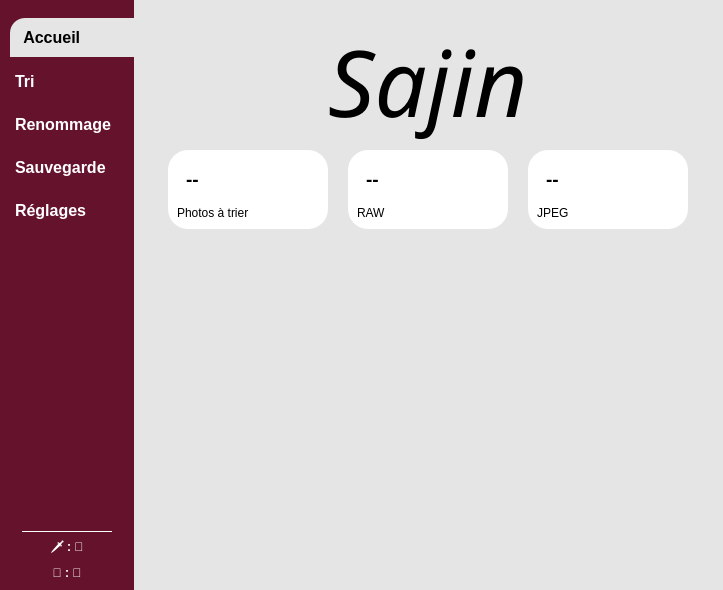
Above: ressources/ui/homepage.ui from leo-vallat/Sajin before the change. Below: the same form after it.
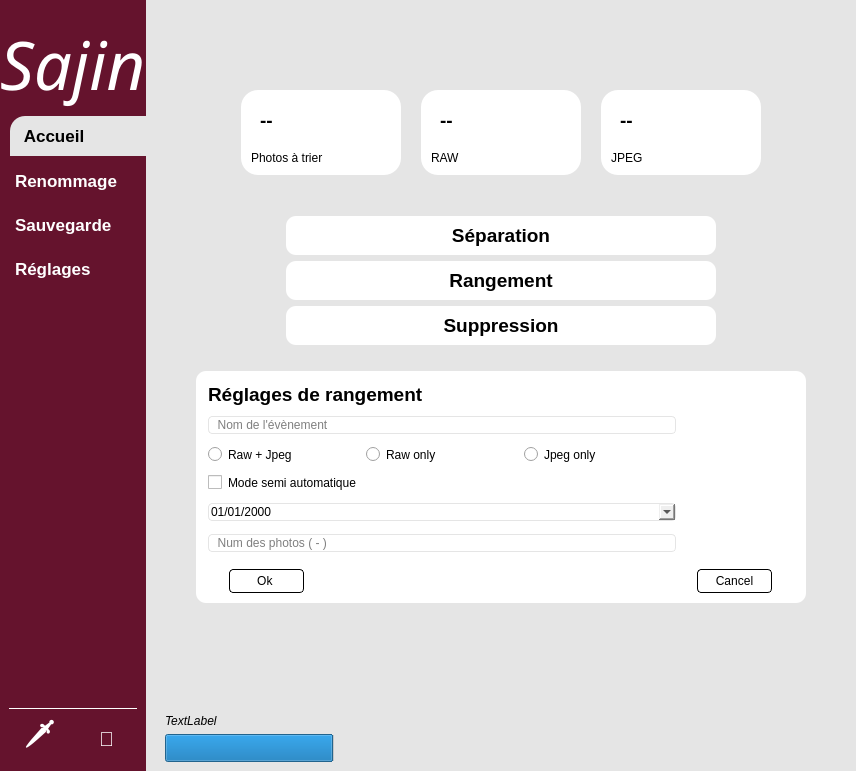
That is the form after the change.

Commit message: feature(ui): refonte simple de l'interface graphique. Suppression de la page Tri et déplacement des fonctionnalités sur la page d'acceuil

What changed in the file:
```diff
--- a/ressources/ui/homepage.ui
+++ b/ressources/ui/homepage.ui
@@ -6,8 +6,8 @@
    <rect>
     <x>0</x>
     <y>0</y>
-    <width>723</width>
-    <height>590</height>
+    <width>856</width>
+    <height>771</height>
    </rect>
   </property>
   <property name="sizePolicy">
@@ -29,6 +29,9 @@
 	padding: 9px 5px;
 	text-align: left;
 }
+#headerLabel{
+	color: #ffffff;
+}
 #sidebarWidget{
 	background-color: #65132d;
 }
@@ -38,7 +41,7 @@
 	text-align: left;
 	border-top-left-radius: 15px;
 }
-#reglagesBtn, #renommageBtn, #sauvegardeBtn, #triBtn{
+#reglagesBtn, #renommageBtn, #sauvegardeBtn{
 	color: #ffffff;
 }
 #statusHLine{
@@ -54,7 +57,47 @@
 }
 #card1, #card2, #card3{
 	background-color:#ffffff;
-	border-radius:20px;
+	border-radius:17px;
+}
+#separationBtn, #coherenceBtn, #rangementBtn, #suppressionBtn{
+	background-color: white;
+	color: black;
+	border-radius: 10px;
+	text-align: center;
+}
+#separationBtn:pressed, #coherenceBtn:pressed, #rangementBtn:pressed, #suppressionBtn:pressed{
+	background-color: #5a0022;
+	color: white;
+	text-align: center;
+}
+#separationBtn:disabled, #coherenceBtn:disabled, #rangementBtn:disabled, #suppressionBtn:disabled{
+	color: #e5e5e5;
+}
+#settingsWidget{
+	background-color:#ffffff;
+	border-radius:10px;
+}
+#progressBar{
+	background-color: #e5e5e5;
+}
+#eventNameLine, #nPicLine, #dateEdit{
+	border: 1px solid #e5e5e5;
+	border-radius: 4px;
+}
+#okBtn, #cancelBtn{
+	border: 1px solid black;
+	border-radius: 4px;
+	text-align: center;
+	padding: 4px;
+}
+#okBtn:disabled, #cancelBtn:disabled{
+	border: 1px solid #e5e5e5;
+	color: #e5e5e5;
+}
+#okBtn:pressed, #cancelBtn:pressed{
+	border: 1px solid  #65132d;
+	background-color: #65132d;
+	color: white;
 }</string>
    </property>
    <layout class="QHBoxLayout" name="horizontalLayout">
@@ -97,6 +140,58 @@
        <property name="bottomMargin">
         <number>0</number>
        </property>
+       <item>
+        <widget class="QWidget" name="headerFrame" native="true">
+         <layout class="QHBoxLayout" name="horizontalLayout_2">
+          <property name="leftMargin">
+           <number>0</number>
+          </property>
+          <property name="topMargin">
+           <number>18</number>
+          </property>
+          <property name="rightMargin">
+           <number>0</number>
+          </property>
+          <property name="bottomMargin">
+           <number>0</number>
+          </property>
+          <item alignment="Qt::AlignHCenter">
+           <widget class="QLabel" name="headerLabel">
+            <property name="sizePolicy">
+             <sizepolicy hsizetype="Preferred" vsizetype="Preferred">
+              <horstretch>0</horstretch>
+              <verstretch>0</verstretch>
+             </sizepolicy>
+            </property>
+            <property name="font">
+             <font>
+              <family>Savoye LET</family>
+              <pointsize>50</pointsize>
+              <weight>50</weight>
+              <italic>true</italic>
+              <bold>false</bold>
+             </font>
+            </property>
+            <property name="text">
+             <string>Sajin</string>
+            </property>
+            <property name="textFormat">
+             <enum>Qt::AutoText</enum>
+            </property>
+            <property name="scaledContents">
+             <bool>false</bool>
+            </property>
+            <property name="wordWrap">
+             <bool>false</bool>
+            </property>
+            <property name="textInteractionFlags">
+             <set>Qt::NoTextInteraction</set>
+            </property>
+           </widget>
+          </item>
+         </layout>
+        </widget>
+       </item>
        <item>
         <widget class="QFrame" name="menuFrame">
          <property name="sizePolicy">
@@ -119,7 +214,7 @@
            <number>10</number>
           </property>
           <property name="topMargin">
-           <number>18</number>
+           <number>0</number>
           </property>
           <property name="rightMargin">
            <number>0</number>
@@ -131,7 +226,7 @@
            <widget class="QPushButton" name="accueilBtn">
             <property name="font">
              <font>
-              <pointsize>12</pointsize>
+              <pointsize>13</pointsize>
               <weight>75</weight>
               <bold>true</bold>
              </font>
@@ -147,25 +242,11 @@
             </property>
            </widget>
           </item>
-          <item>
-           <widget class="QPushButton" name="triBtn">
-            <property name="font">
-             <font>
-              <pointsize>12</pointsize>
-              <weight>75</weight>
-              <bold>true</bold>
-             </font>
-            </property>
-            <property name="text">
-             <string>Tri</string>
-            </property>
-           </widget>
-          </item>
           <item>
            <widget class="QPushButton" name="renommageBtn">
             <property name="font">
              <font>
-              <pointsize>12</pointsize>
+              <pointsize>13</pointsize>
               <weight>75</weight>
               <bold>true</bold>
              </font>
@@ -179,7 +260,7 @@
            <widget class="QPushButton" name="sauvegardeBtn">
             <property name="font">
              <font>
-              <pointsize>12</pointsize>
+              <pointsize>13</pointsize>
               <weight>75</weight>
               <bold>true</bold>
              </font>
@@ -199,7 +280,7 @@
             </property>
             <property name="font">
              <font>
-              <pointsize>12</pointsize>
+              <pointsize>13</pointsize>
               <weight>75</weight>
               <bold>true</bold>
              </font>
@@ -212,7 +293,7 @@
          </layout>
         </widget>
        </item>
-       <item alignment="Qt::AlignHCenter">
+       <item>
         <widget class="QFrame" name="statusFrame">
          <property name="sizePolicy">
           <sizepolicy hsizetype="Preferred" vsizetype="Preferred">
@@ -277,35 +358,88 @@
            </widget>
           </item>
           <item>
-           <widget class="QLabel" name="extStoStatusLabel">
+           <widget class="QFrame" name="storageStatusFrame">
             <property name="minimumSize">
              <size>
-              <width>84</width>
+              <width>0</width>
               <height>16</height>
              </size>
             </property>
-            <property name="text">
-             <string>🗡️ : 🔴</string>
+            <property name="frameShape">
+             <enum>QFrame::StyledPanel</enum>
             </property>
-            <property name="alignment">
-             <set>Qt::AlignCenter</set>
+            <property name="frameShadow">
+             <enum>QFrame::Raised</enum>
             </property>
-           </widget>
-          </item>
-          <item>
-           <widget class="QLabel" name="camStoStatusLabel">
-            <property name="minimumSize">
-             <size>
-              <width>84</width>
-              <height>16</height>
-             </size>
-            </property>
-            <property name="text">
-             <string>💾 : 🔴</string>
-            </property>
-            <property name="alignment">
-             <set>Qt::AlignCenter</set>
-            </property>
+            <layout class="QHBoxLayout" name="horizontalLayout_5">
+             <property name="leftMargin">
+              <number>0</number>
+             </property>
+             <property name="topMargin">
+              <number>0</number>
+             </property>
+             <property name="rightMargin">
+              <number>0</number>
+             </property>
+             <property name="bottomMargin">
+              <number>0</number>
+             </property>
+             <item>
+              <widget class="QLabel" name="extStoStatusLabel">
+               <property name="minimumSize">
+                <size>
+                 <width>51</width>
+                 <height>16</height>
+                </size>
+               </property>
+               <property name="font">
+                <font>
+                 <pointsize>20</pointsize>
+                 <weight>75</weight>
+                 <bold>true</bold>
+                </font>
+               </property>
+               <property name="text">
+                <string>🗡️</string>
+               </property>
+               <property name="alignment">
+                <set>Qt::AlignCenter</set>
+               </property>
+              </widget>
+             </item>
+             <item>
+              <widget class="QLabel" name="camStoStatusLabel">
+               <property name="enabled">
+                <bool>true</bool>
+               </property>
+               <property name="sizePolicy">
+                <sizepolicy hsizetype="Preferred" vsizetype="Preferred">
+                 <horstretch>0</horstretch>
+                 <verstretch>0</verstretch>
+                </sizepolicy>
+               </property>
+               <property name="minimumSize">
+                <size>
+                 <width>51</width>
+                 <height>16</height>
+                </size>
+               </property>
+               <property name="font">
+                <font>
+                 <pointsize>15</pointsize>
+                 <weight>75</weight>
+                 <bold>true</bold>
+                </font>
+               </property>
+               <property name="text">
+                <string>💾</string>
+               </property>
+               <property name="alignment">
+                <set>Qt::AlignCenter</set>
+               </property>
+              </widget>
+             </item>
+            </layout>
            </widget>
           </item>
          </layout>
@@ -335,52 +469,6 @@
        <property name="bottomMargin">
         <number>0</number>
        </property>
-       <item alignment="Qt::AlignTop">
-        <widget class="QWidget" name="headerFrame" native="true">
-         <layout class="QHBoxLayout" name="horizontalLayout_2">
-          <property name="leftMargin">
-           <number>0</number>
-          </property>
-          <property name="topMargin">
-           <number>18</number>
-          </property>
-          <property name="rightMargin">
-           <number>0</number>
-          </property>
-          <property name="bottomMargin">
-           <number>0</number>
-          </property>
-          <item alignment="Qt::AlignHCenter">
-           <widget class="QLabel" name="headerLabel">
-            <property name="sizePolicy">
-             <sizepolicy hsizetype="Preferred" vsizetype="Preferred">
-              <horstretch>0</horstretch>
-              <verstretch>0</verstretch>
-             </sizepolicy>
-            </property>
-            <property name="font">
-             <font>
-              <family>Savoye LET</family>
-              <pointsize>69</pointsize>
-              <weight>50</weight>
-              <italic>true</italic>
-              <bold>false</bold>
-             </font>
-            </property>
-            <property name="text">
-             <string>Sajin</string>
-            </property>
-            <property name="textFormat">
-             <enum>Qt::AutoText</enum>
-            </property>
-            <property name="scaledContents">
-             <bool>false</bool>
-            </property>
-           </widget>
-          </item>
-         </layout>
-        </widget>
-       </item>
        <item alignment="Qt::AlignHCenter">
         <widget class="QWidget" name="cardsFrame" native="true">
          <property name="sizePolicy">
@@ -394,13 +482,13 @@
            <number>20</number>
           </property>
           <property name="leftMargin">
-           <number>0</number>
+           <number>50</number>
           </property>
           <property name="topMargin">
-           <number>0</number>
+           <number>90</number>
           </property>
           <property name="rightMargin">
-           <number>0</number>
+           <number>50</number>
           </property>
           <property name="bottomMargin">
            <number>5</number>
@@ -426,6 +514,21 @@
              <enum>QFrame::Raised</enum>
             </property>
             <layout class="QVBoxLayout" name="verticalLayout_2">
+             <property name="spacing">
+              <number>10</number>
+             </property>
+             <property name="leftMargin">
+              <number>10</number>
+             </property>
+             <property name="topMargin">
+              <number>10</number>
+             </property>
+             <property name="rightMargin">
+              <number>10</number>
+             </property>
+             <property name="bottomMargin">
+              <number>10</number>
+             </property>
              <item alignment="Qt::AlignTop">
               <widget class="QFrame" name="card1Frame">
                <property name="frameShape">
@@ -452,7 +555,7 @@
                </layout>
               </widget>
              </item>
-             <item alignment="Qt::AlignTop">
+             <item>
               <widget class="QLabel" name="card1Label">
                <property name="text">
                 <string>Photos à trier</string>
@@ -483,6 +586,21 @@
              <enum>QFrame::Raised</enum>
             </property>
             <layout class="QVBoxLayout" name="verticalLayout_3">
+             <property name="spacing">
+              <number>10</number>
+             </property>
+             <property name="leftMargin">
+              <number>10</number>
+             </property>
+             <property name="topMargin">
+              <number>10</number>
+             </property>
+             <property name="rightMargin">
+              <number>10</number>
+             </property>
+             <property name="bottomMargin">
+              <number>10</number>
+             </property>
              <item alignment="Qt::AlignTop">
               <widget class="QFrame" name="card2Frame">
                <property name="frameShape">
@@ -509,7 +627,7 @@
                </layout>
               </widget>
              </item>
-             <item alignment="Qt::AlignTop">
+             <item>
               <widget class="QLabel" name="card2Label">
                <property name="text">
                 <string>RAW</string>
@@ -540,6 +658,21 @@
              <enum>QFrame::Raised</enum>
             </property>
             <layout class="QVBoxLayout" name="verticalLayout_4">
+             <property name="spacing">
+              <number>10</number>
+             </property>
+             <property name="leftMargin">
+              <number>10</number>
+             </property>
+             <property name="topMargin">
+              <number>10</number>
+             </property>
+             <property name="rightMargin">
+              <number>10</number>
+             </property>
+             <property name="bottomMargin">
+              <number>10</number>
+             </property>
              <item alignment="Qt::AlignTop">
               <widget class="QFrame" name="card3Frame">
                <property name="frameShape">
@@ -566,7 +699,7 @@
                </layout>
               </widget>
              </item>
-             <item alignment="Qt::AlignTop">
+             <item>
               <widget class="QLabel" name="card3Label">
                <property name="text">
                 <string>JPEG</string>
@@ -585,16 +718,566 @@
           <enum>Qt::Vertical</enum>
          </property>
          <property name="sizeType">
-          <enum>QSizePolicy::Expanding</enum>
+          <enum>QSizePolicy::Fixed</enum>
          </property>
          <property name="sizeHint" stdset="0">
           <size>
            <width>20</width>
-           <height>40</height>
+           <height>20</height>
           </size>
          </property>
         </spacer>
        </item>
+       <item>
+        <widget class="QFrame" name="bodyFrame">
+         <property name="sizePolicy">
+          <sizepolicy hsizetype="Preferred" vsizetype="Preferred">
+           <horstretch>0</horstretch>
+           <verstretch>0</verstretch>
+          </sizepolicy>
+         </property>
+         <property name="minimumSize">
+          <size>
+           <width>0</width>
+           <height>0</height>
+          </size>
+         </property>
+         <layout class="QVBoxLayout" name="verticalLayout_7">
+          <property name="leftMargin">
+           <number>10</number>
+          </property>
+          <property name="topMargin">
+           <number>10</number>
+          </property>
+          <property name="rightMargin">
+           <number>10</number>
+          </property>
+          <property name="bottomMargin">
+           <number>10</number>
+          </property>
+          <item>
+           <widget class="QFrame" name="btnFrame">
+            <property name="sizePolicy">
+             <sizepolicy hsizetype="Preferred" vsizetype="Preferred">
+              <horstretch>0</horstretch>
+              <verstretch>0</verstretch>
+             </sizepolicy>
+            </property>
+            <property name="minimumSize">
+             <size>
+              <width>0</width>
+              <height>0</height>
+             </size>
+            </property>
+            <property name="maximumSize">
+             <size>
+              <width>16777215</width>
+              <height>129</height>
+             </size>
+            </property>
+            <property name="frameShape">
+             <enum>QFrame::StyledPanel</enum>
+            </property>
+            <property name="frameShadow">
+             <enum>QFrame::Raised</enum>
+            </property>
+            <layout class="QVBoxLayout" name="verticalLayout_8">
+             <property name="spacing">
+              <number>-1</number>
+             </property>
+             <property name="leftMargin">
+              <number>120</number>
+             </property>
+             <property name="topMargin">
+              <number>0</number>
+             </property>
+             <property name="rightMargin">
+              <number>120</number>
+             </property>
+             <property name="bottomMargin">
+              <number>0</number>
+             </property>
+             <item>
+              <widget class="QPushButton" name="separationBtn">
+               <property name="sizePolicy">
+                <sizepolicy hsizetype="Preferred" vsizetype="Preferred">
+                 <horstretch>0</horstretch>
+                 <verstretch>0</verstretch>
+                </sizepolicy>
+               </property>
+               <property name="maximumSize">
+                <size>
+                 <width>16777215</width>
+                 <height>16777215</height>
+                </size>
+               </property>
+               <property name="font">
+                <font>
+                 <pointsize>14</pointsize>
+                 <weight>75</weight>
+                 <bold>true</bold>
+                </font>
+               </property>
+               <property name="text">
+                <string>Séparation</string>
+               </property>
+              </widget>
+             </item>
+             <item>
+              <widget class="QPushButton" name="rangementBtn">
+               <property name="sizePolicy">
+                <sizepolicy hsizetype="Preferred" vsizetype="Preferred">
+                 <horstretch>0</horstretch>
+                 <verstretch>0</verstretch>
+                </sizepolicy>
+               </property>
+               <property name="font">
+                <font>
+                 <pointsize>14</pointsize>
+                 <weight>75</weight>
+                 <bold>true</bold>
+                </font>
+               </property>
+               <property name="text">
+                <string>Rangement</string>
+               </property>
+              </widget>
+             </item>
+             <item>
+              <widget class="QPushButton" name="suppressionBtn">
+               <property name="enabled">
+                <bool>true</bool>
+               </property>
+               <property name="sizePolicy">
+                <sizepolicy hsizetype="Preferred" vsizetype="Preferred">
+                 <horstretch>0</horstretch>
+                 <verstretch>0</verstretch>
+                </sizepolicy>
+               </property>
+               <property name="font">
+                <font>
+                 <pointsize>14</pointsize>
+                 <weight>75</weight>
+                 <bold>true</bold>
+                </font>
+               </property>
+               <property name="text">
+                <string>Suppression</string>
+               </property>
+              </widget>
+             </item>
+            </layout>
+           </widget>
+          </item>
+          <item alignment="Qt::AlignTop">
+           <widget class="QWidget" name="tidyingWidget" native="true">
+            <property name="sizePolicy">
+             <sizepolicy hsizetype="Preferred" vsizetype="Expanding">
+              <horstretch>0</horstretch>
+              <verstretch>0</verstretch>
+             </sizepolicy>
+            </property>
+            <layout class="QHBoxLayout" name="horizontalLayout_12">
+             <property name="leftMargin">
+              <number>30</number>
+             </property>
+             <property name="topMargin">
+              <number>20</number>
+             </property>
+             <property name="rightMargin">
+              <number>30</number>
+             </property>
+             <property name="bottomMargin">
+              <number>0</number>
+             </property>
+             <item>
+              <widget class="QWidget" name="settingsWidget" native="true">
+               <property name="sizePolicy">
+                <sizepolicy hsizetype="Preferred" vsizetype="Fixed">
+                 <horstretch>0</horstretch>
+                 <verstretch>0</verstretch>
+                </sizepolicy>
+               </property>
+               <layout class="QVBoxLayout" name="verticalLayout_10">
+                <property name="spacing">
+                 <number>5</number>
+                </property>
+                <property name="leftMargin">
+                 <number>12</number>
+                </property>
+                <property name="topMargin">
+                 <number>12</number>
+                </property>
+                <property name="rightMargin">
+                 <number>12</number>
+                </property>
+                <property name="bottomMargin">
+                 <number>10</number>
+                </property>
+                <item>
+                 <widget class="QLabel" name="labelReglages">
+                  <property name="sizePolicy">
+                   <sizepolicy hsizetype="Preferred" vsizetype="Fixed">
+                    <horstretch>0</horstretch>
+                    <verstretch>0</verstretch>
+                   </sizepolicy>
+                  </property>
+                  <property name="font">
+                   <font>
+                    <pointsize>14</pointsize>
+                    <weight>75</weight>
+                    <bold>true</bold>
+                   </font>
+                  </property>
+                  <property name="text">
+                   <string>Réglages de rangement</string>
+                  </property>
+                 </widget>
+                </item>
+                <item>
+                 <widget class="QFrame" name="settingsFrame">
+                  <property name="sizePolicy">
+                   <sizepolicy hsizetype="Preferred" vsizetype="Preferred">
+                    <horstretch>0</horstretch>
+                    <verstretch>0</verstretch>
+                   </sizepolicy>
+                  </property>
+                  <property name="minimumSize">
+                   <size>
+                    <width>0</width>
+                    <height>0</height>
+                   </size>
+                  </property>
+                  <property name="frameShape">
+                   <enum>QFrame::StyledPanel</enum>
+                  </property>
+                  <property name="frameShadow">
+                   <enum>QFrame::Raised</enum>
+                  </property>
+                  <layout class="QVBoxLayout" name="verticalLayout_12">
+                   <property name="spacing">
+                    <number>13</number>
+                   </property>
+                   <property name="leftMargin">
+                    <number>0</number>
+                   </property>
+                   <property name="topMargin">
+                    <number>5</number>
+                   </property>
+                   <property name="rightMargin">
+                    <number>118</number>
+                   </property>
+                   <property name="bottomMargin">
+                    <number>12</number>
+                   </property>
+                   <item>
+                    <widget class="QLineEdit" name="eventNameLine">
+                     <property name="sizePolicy">
+                      <sizepolicy hsizetype="Preferred" vsizetype="Fixed">
+                       <horstretch>0</horstretch>
+                       <verstretch>0</verstretch>
+                      </sizepolicy>
+                     </property>
+                     <property name="inputMask">
+                      <string/>
+                     </property>
+                     <property name="text">
+                      <string/>
+                     </property>
+                     <property name="frame">
+                      <bool>true</bool>
+                     </property>
+                     <property name="placeholderText">
+                      <string>  Nom de l'évènement</string>
+                     </property>
+                    </widget>
+                   </item>
+                   <item>
+                    <widget class="QFrame" name="formatFrame">
+                     <property name="frameShape">
+                      <enum>QFrame::StyledPanel</enum>
+                     </property>
+                     <property name="frameShadow">
+                      <enum>QFrame::Raised</enum>
+                     </property>
+                     <layout class="QHBoxLayout" name="horizontalLayout_3">
+                      <property name="spacing">
+                       <number>-1</number>
+                      </property>
+                      <property name="leftMargin">
+                       <number>0</number>
+                      </property>
+                      <property name="topMargin">
+                       <number>0</number>
+                      </property>
+                      <property name="rightMargin">
+                       <number>0</number>
+                      </property>
+                      <property name="bottomMargin">
+                       <number>0</number>
+                      </property>
+                      <item>
+                       <widget class="QRadioButton" name="rawJpegRadio">
+                        <property name="text">
+                         <string>Raw + Jpeg</string>
+                        </property>
+                       </widget>
+                      </item>
+                      <item>
+                       <widget class="QRadioButton" name="rawOnlyRadio">
+                        <property name="text">
+                         <string>Raw only</string>
+                        </property>
+                       </widget>
+                      </item>
+                      <item>
+                       <widget class="QRadioButton" name="jpegOnlyRadio">
+                        <property name="text">
+                         <string>Jpeg only</string>
+                        </property>
+                       </widget>
+                      </item>
+                     </layout>
+                    </widget>
+                   </item>
+                   <item>
+                    <widget class="QFrame" name="modeFrame">
+                     <property name="frameShape">
+                      <enum>QFrame::StyledPanel</enum>
+                     </property>
+                     <property name="frameShadow">
+                      <enum>QFrame::Raised</enum>
+                     </property>
+                     <layout class="QVBoxLayout" name="verticalLayout_13">
+                      <property name="leftMargin">
+                       <number>0</number>
+                      </property>
+                      <property name="topMargin">
+                       <number>0</number>
+                      </property>
+                      <property name="rightMargin">
+                       <number>0</number>
+                      </property>
+                      <property name="bottomMargin">
+                       <number>0</number>
+                      </property>
+                      <item>
+                       <widget class="QCheckBox" name="modeCheckBox">
+                        <property name="text">
+                         <string>Mode semi automatique</string>
+                        </property>
+                       </widget>
+                      </item>
+                     </layout>
+                    </widget>
+                   </item>
+                   <item>
+                    <widget class="QDateEdit" name="dateEdit">
+                     <property name="enabled">
+                      <bool>true</bool>
+                     </property>
+                     <property name="displayFormat">
+                      <string>dd/MM/yyyy</string>
+                     </property>
+                     <property name="calendarPopup">
+                      <bool>true</bool>
+                     </property>
+                    </widget>
+                   </item>
+                   <item>
+                    <widget class="QLineEdit" name="nPicLine">
+                     <property name="enabled">
+                      <bool>true</bool>
+                     </property>
+                     <property name="placeholderText">
+                      <string>  Num des photos ( - )</string>
+                     </property>
+                    </widget>
+                   </item>
+                  </layout>
+                 </widget>
+                </item>
+                <item>
+                 <widget class="QFrame" name="btnsFrame">
+                  <property name="sizePolicy">
+                   <sizepolicy hsizetype="Preferred" vsizetype="Preferred">
+                    <horstretch>0</horstretch>
+                    <verstretch>0</verstretch>
+                   </sizepolicy>
+                  </property>
+                  <property name="minimumSize">
+                   <size>
+                    <width>0</width>
+                    <height>0</height>
+                   </size>
+                  </property>
+                  <property name="frameShape">
+                   <enum>QFrame::StyledPanel</enum>
+                  </property>
+                  <property name="frameShadow">
+                   <enum>QFrame::Raised</enum>
+                  </property>
+                  <layout class="QHBoxLayout" name="horizontalLayout_4">
+                   <property name="spacing">
+                    <number>372</number>
+                   </property>
+                   <property name="leftMargin">
+                    <number>0</number>
+                   </property>
+                   <property name="topMargin">
+                    <number>0</number>
+                   </property>
+                   <property name="rightMargin">
+                    <number>0</number>
+                   </property>
+                   <property name="bottomMargin">
+                    <number>0</number>
+                   </property>
+                   <item>
+                    <widget class="QPushButton" name="okBtn">
+                     <property name="enabled">
+                      <bool>true</bool>
+                     </property>
+                     <property name="sizePolicy">
+                      <sizepolicy hsizetype="Preferred" vsizetype="Fixed">
+                       <horstretch>0</horstretch>
+                       <verstretch>0</verstretch>
+                      </sizepolicy>
+                     </property>
+                     <property name="minimumSize">
+                      <size>
+                       <width>0</width>
+                       <height>0</height>
+                      </size>
+                     </property>
+                     <property name="maximumSize">
+                      <size>
+                       <width>75</width>
+                       <height>16777215</height>
+                      </size>
+                     </property>
+                     <property name="text">
+                      <string>Ok </string>
+                     </property>
+                    </widget>
+                   </item>
+                   <item>
+                    <widget class="QPushButton" name="cancelBtn">
+                     <property name="sizePolicy">
+                      <sizepolicy hsizetype="Preferred" vsizetype="Fixed">
+                       <horstretch>0</horstretch>
+                       <verstretch>0</verstretch>
+                      </sizepolicy>
+                     </property>
+                     <property name="maximumSize">
+                      <size>
+                       <width>75</width>
+                       <height>16777215</height>
+                      </size>
+                     </property>
+                     <property name="text">
+                      <string>Cancel</string>
+                     </property>
+                    </widget>
+                   </item>
+                  </layout>
+                 </widget>
+                </item>
+               </layout>
+              </widget>
+             </item>
+            </layout>
+           </widget>
+          </item>
+         </layout>
+        </widget>
+       </item>
+       <item>
+        <spacer name="verticalSpacer_3">
+         <property name="orientation">
+          <enum>Qt::Vertical</enum>
+         </property>
+         <property name="sizeHint" stdset="0">
+          <size>
+           <width>20</width>
+           <height>0</height>
+          </size>
+         </property>
+        </spacer>
+       </item>
+       <item>
+        <widget class="QWidget" name="sortingFrame" native="true">
+         <layout class="QVBoxLayout" name="verticalLayout_9">
+          <property name="leftMargin">
+           <number>0</number>
+          </property>
+          <property name="topMargin">
+           <number>0</number>
+          </property>
+          <property name="rightMargin">
+           <number>0</number>
+          </property>
+          <property name="bottomMargin">
+           <number>0</number>
+          </property>
+          <item>
+           <widget class="QFrame" name="stateFrame">
+            <property name="sizePolicy">
+             <sizepolicy hsizetype="Preferred" vsizetype="Fixed">
+              <horstretch>0</horstretch>
+              <verstretch>0</verstretch>
+             </sizepolicy>
+            </property>
+            <property name="frameShape">
+             <enum>QFrame::StyledPanel</enum>
+            </property>
+            <property name="frameShadow">
+             <enum>QFrame::Raised</enum>
+            </property>
+            <layout class="QVBoxLayout" name="verticalLayout_14">
+             <item>
+              <widget class="QLabel" name="stateLabel">
+               <property name="sizePolicy">
+                <sizepolicy hsizetype="Preferred" vsizetype="Fixed">
+                 <horstretch>0</horstretch>
+                 <verstretch>0</verstretch>
+                </sizepolicy>
+               </property>
+               <property name="font">
+                <font>
+                 <italic>true</italic>
+                </font>
+               </property>
+               <property name="text">
+                <string>TextLabel</string>
+               </property>
+              </widget>
+             </item>
+             <item>
+              <widget class="QProgressBar" name="progressBar">
+               <property name="font">
+                <font>
+                 <pointsize>13</pointsize>
+                 <kerning>true</kerning>
+                </font>
+               </property>
+               <property name="value">
+                <number>25</number>
+               </property>
+               <property name="textVisible">
+                <bool>false</bool>
+               </property>
+               <property name="invertedAppearance">
+                <bool>false</bool>
+               </property>
+              </widget>
+             </item>
+            </layout>
+           </widget>
+          </item>
+         </layout>
+        </widget>
+       </item>
       </layout>
      </widget>
     </item>
```
The commit also changes 9 other files.
